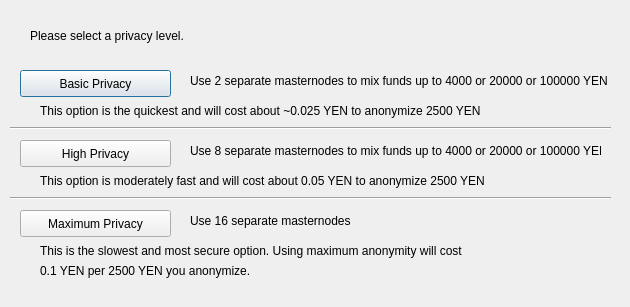
This is src/qt/forms/obfuscationconfig.ui in smartinsider/cryptoyen as Qt 5 draws it before an edit. The edited form follows.
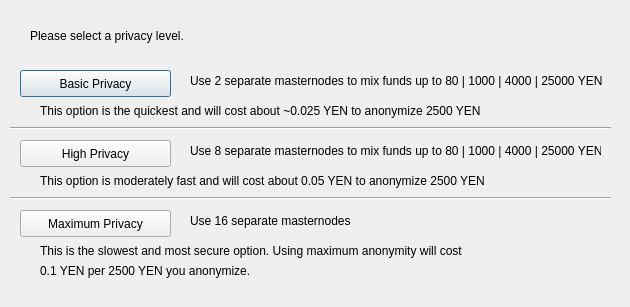
This is the edited form.

```diff
--- a/src/qt/forms/obfuscationconfig.ui
+++ b/src/qt/forms/obfuscationconfig.ui
@@ -75,7 +75,7 @@
     </rect>
    </property>
    <property name="text">
-    <string>Use 2 separate masternodes to mix funds up to 4000 or 20000 or 100000 YEN</string>
+    <string>Use 2 separate masternodes to mix funds up to 80 | 1000 | 4000 | 25000 YEN</string>
    </property>
   </widget>
   <widget class="QLabel" name="label_3">
@@ -88,7 +88,7 @@
     </rect>
    </property>
    <property name="text">
-    <string>Use 8 separate masternodes to mix funds up to 4000 or 20000 or 100000 YEN</string>
+    <string>Use 8 separate masternodes to mix funds up to 80 | 1000 | 4000 | 25000 YEN</string>
    </property>
   </widget>
   <widget class="QLabel" name="label_4">
```
